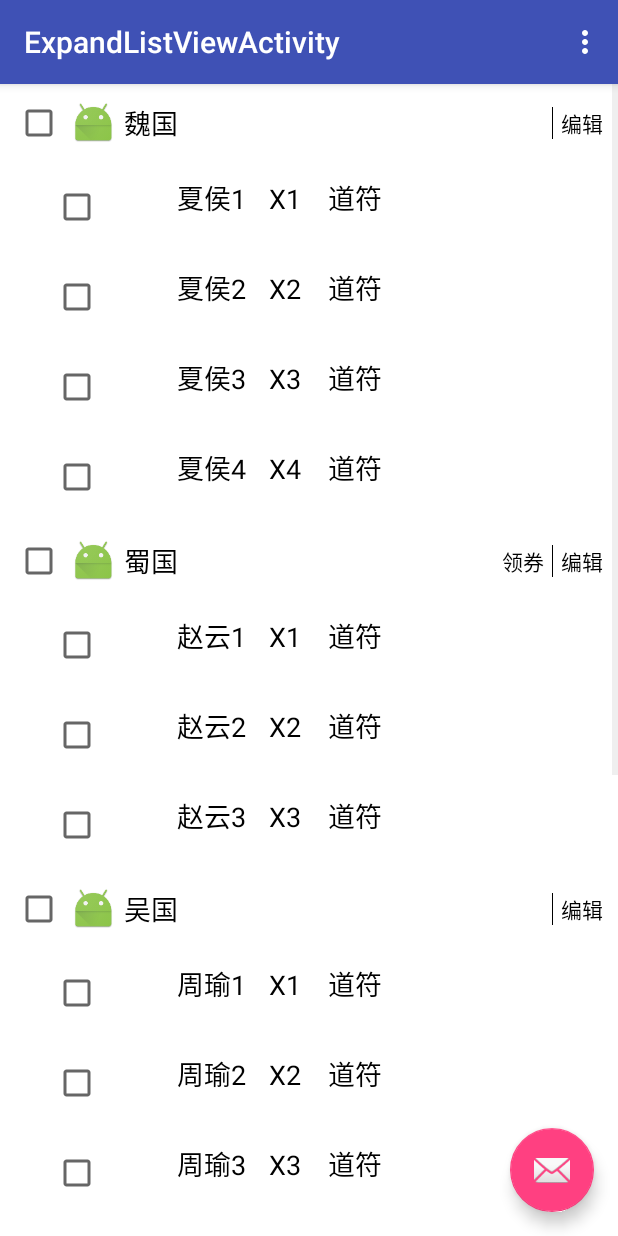
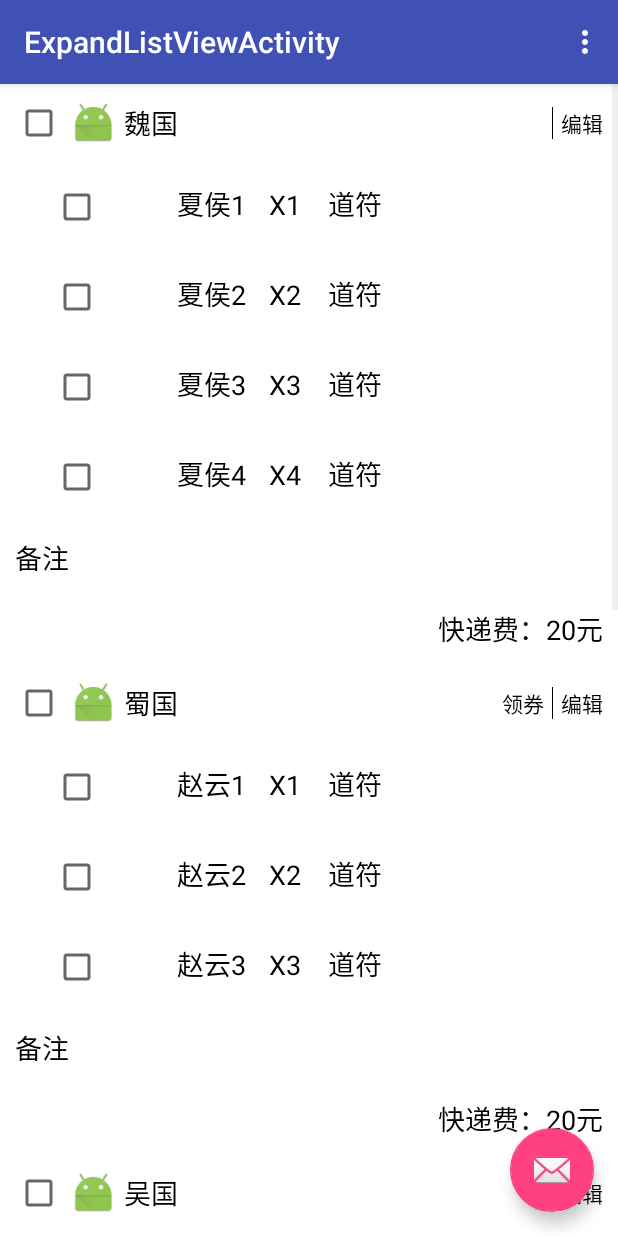
Before and after one commit to 1181631922/Nested, an Android app: the ExpandListViewActivity screen opened directly, with no data from a screen before it, on a phone screen of 412 x 824 dp. Run offline under Robolectric (Android 15) with nearby library versions, the phone set to English and light mode, and no system bars; libraries missing offline, so code that uses them is left out: com.facebook.drawee; plain views replace SimpleDraweeView; pictures from the network do not load; 5 statements that could not run were skipped.

Commit message:
每个group增加一个footer

```diff
--- a/app/src/main/java/com/fanyafeng/nested/ExpandListView/ExpandAdapter.java
+++ b/app/src/main/java/com/fanyafeng/nested/ExpandListView/ExpandAdapter.java
@@ -186,10 +186,14 @@ public class ExpandAdapter extends BaseExpandableListAdapter {
         Button btn_count_add;
         TextView tv_count_edit;
         TextView tv_count_del;
+        TextView tv_child_note;
+        TextView tv_child_express;
     }
 
     @Override
     public View getChildView(final int groupPosition, final int childPosition, boolean isLastChild, View convertView, ViewGroup parent) {
+
+        LinearLayout linearLayout = new LinearLayout(context);
         if (convertView == null) {
             convertView = LayoutInflater.from(context).inflate(R.layout.layout_child_expand, null);
             childHolder = new ChildHolder();
@@ -203,12 +207,12 @@ public class ExpandAdapter extends BaseExpandableListAdapter {
             childHolder.btn_count_add = (Button) convertView.findViewById(R.id.btn_count_add);
             childHolder.tv_count_edit = (TextView) convertView.findViewById(R.id.tv_count_edit);
             childHolder.tv_count_del = (TextView) convertView.findViewById(R.id.tv_count_del);
-
+            childHolder.tv_child_note = (TextView) convertView.findViewById(R.id.tv_child_note);
+            childHolder.tv_child_express = (TextView) convertView.findViewById(R.id.tv_child_express);
             convertView.setTag(childHolder);
         } else {
             childHolder = (ChildHolder) convertView.getTag();
         }
-
 
         if (expandBeanList.get(groupPosition).getChild().get(childPosition).isChildIsChecked()) {
             childHolder.check_child.setChecked(true);
@@ -245,6 +249,13 @@ public class ExpandAdapter extends BaseExpandableListAdapter {
                 changeDataDialog.show();
             }
         });
+        if (expandBeanList.get(groupPosition).getChild().size() == childPosition + 1) {
+            childHolder.tv_child_note.setVisibility(View.VISIBLE);
+            childHolder.tv_child_express.setVisibility(View.VISIBLE);
+        } else {
+            childHolder.tv_child_note.setVisibility(View.GONE);
+            childHolder.tv_child_express.setVisibility(View.GONE);
+        }
 
         return convertView;
     }
--- a/app/src/main/res/layout/layout_child_expand.xml
+++ b/app/src/main/res/layout/layout_child_expand.xml
@@ -1,5 +1,10 @@
 <?xml version="1.0" encoding="utf-8"?>
 <LinearLayout xmlns:android="http://schemas.android.com/apk/res/android"
+    android:layout_width="match_parent"
+    android:layout_height="wrap_content"
+    android:orientation="vertical">
+
+    <LinearLayout
         android:layout_width="match_parent"
         android:layout_height="60dp"
         android:orientation="horizontal"
@@ -102,5 +107,26 @@
                 android:text="删除"
                 android:textColor="@android:color/black" />
         </LinearLayout>
+    </LinearLayout>
 
+    <TextView
+        android:id="@+id/tv_child_note"
+        android:layout_width="match_parent"
+        android:layout_height="wrap_content"
+        android:padding="10dp"
+        android:text="备注"
+        android:textColor="@android:color/black"
+        android:textSize="18dp"
+        android:visibility="gone" />
+
+    <TextView
+        android:id="@+id/tv_child_express"
+        android:layout_width="wrap_content"
+        android:layout_height="wrap_content"
+        android:layout_gravity="right"
+        android:padding="10dp"
+        android:text="快递费：20元"
+        android:textColor="@android:color/black"
+        android:textSize="18dp"
+        android:visibility="gone" />
 </LinearLayout>
```
Lines whose indentation alone changed are shown as unchanged.
